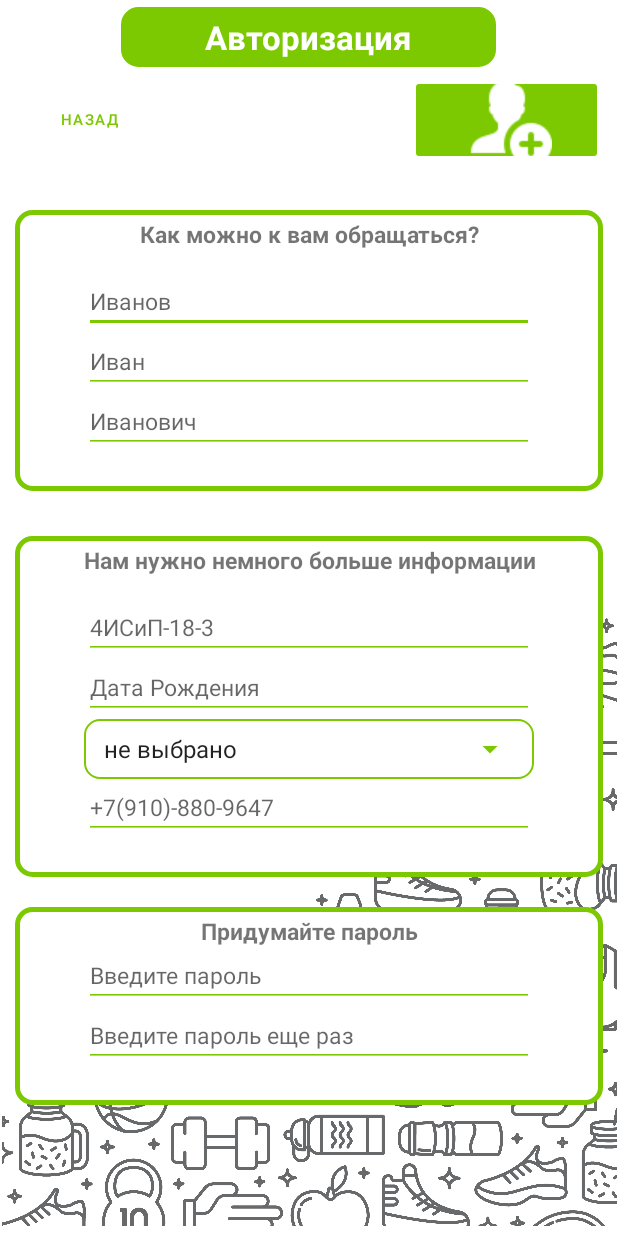
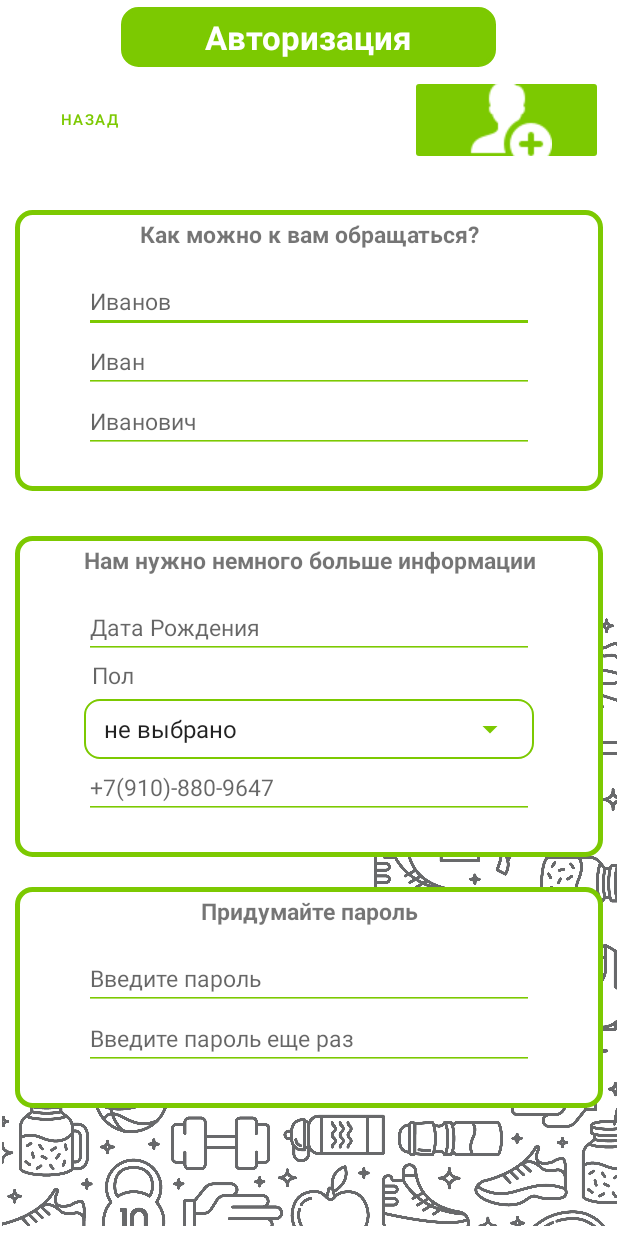
Before and after one commit to ilyushka02/androidAppJurnalForBC, an Android app: the Signup screen opened directly, with no data from a screen before it, on a phone screen of 412 x 824 dp. Run offline under Robolectric (Android 15) with nearby library versions, the phone set to English and light mode, and no system bars; libraries missing offline, so code that uses them is left out: ru.tinkoff.decoro; 5 statements that could not run were skipped.

Commit message:
delete group, add text view for gender and redact color for them

```diff
--- a/app/src/main/res/layout/activity_signup.xml
+++ b/app/src/main/res/layout/activity_signup.xml
@@ -187,25 +187,25 @@
                     android:textSize="@dimen/sizeTextViewSignUp"
                     android:textStyle="bold"/>
 
+
                 <EditText
-                    android:id="@+id/users_group"
+                    android:id="@+id/birthday"
                     android:layout_width="@dimen/widthTextEditSignUp"
                     android:layout_height="@dimen/heightTextEditSignUp"
                     android:layout_marginTop="15dp"
                     android:backgroundTint="@color/green"
                     android:ems="10"
-                    android:hint="4ИСиП-18-3"
-                    android:inputType="text"
+                    android:hint="Дата Рождения"
+                    android:inputType="date"
                     android:textSize="@dimen/sizeTextEditSignUp" />
 
-                <EditText
-                    android:id="@+id/birthday"
+                <TextView
+                    android:id="@+id/textView7"
                     android:layout_width="@dimen/widthTextEditSignUp"
-                    android:layout_height="@dimen/heightTextEditSignUp"
-                    android:backgroundTint="@color/green"
-                    android:ems="10"
-                    android:hint="Дата Рождения"
-                    android:inputType="date"
+                    android:layout_height="wrap_content"
+                    android:hint="Пол"
+                    android:paddingLeft="5dp"
+                    android:layout_marginBottom="5dp"
                     android:textSize="@dimen/sizeTextEditSignUp" />
 
                 <LinearLayout
@@ -224,18 +224,6 @@
 
                 </LinearLayout>
 
-
-
-<!--                <EditText-->
-<!--                    android:id="@+id/gender"-->
-<!--                    android:layout_width="@dimen/widthTextEditSignUp"-->
-<!--                    android:layout_height="@dimen/heightTextEditSignUp"-->
-<!--                    android:backgroundTint="@color/green"-->
-<!--                    android:ems="10"-->
-<!--                    android:hint="м/ж"-->
-<!--                    android:inputType="text"-->
-<!--                    android:textSize="@dimen/sizeTextEditSignUp" />-->
-
                 <EditText
                     android:id="@+id/number_phone"
                     android:layout_width="@dimen/widthTextEditSignUp"
@@ -244,7 +232,7 @@
                     android:backgroundTint="@color/green"
                     android:ems="10"
                     android:hint="+7(910)-880-9647"
-                    android:inputType="text"
+                    android:inputType="phone"
                     android:textSize="@dimen/sizeTextEditSignUp" />
 
 
@@ -282,6 +270,7 @@
                     android:id="@+id/users_password_1"
                     android:layout_width="@dimen/widthTextEditSignUp"
                     android:layout_height="@dimen/heightTextEditSignUp"
+                    android:layout_marginTop="15dp"
                     android:backgroundTint="@color/green"
                     android:ems="10"
                     android:hint="Введите пароль"
--- a/app/src/main/res/values/themes.xml
+++ b/app/src/main/res/values/themes.xml
@@ -2,7 +2,7 @@
     <!-- Base application theme. -->
     <style name="Theme.SportJournal" parent="Theme.MaterialComponents.DayNight.DarkActionBar">
         <!-- Primary brand color. -->
-        <item name="colorPrimary">@color/purple_500</item>
+        <item name="colorPrimary">@color/green</item>
         <item name="colorPrimaryVariant">@color/purple_700</item>
         <item name="colorOnPrimary">@color/white</item>
         <!-- Secondary brand color. -->
```
